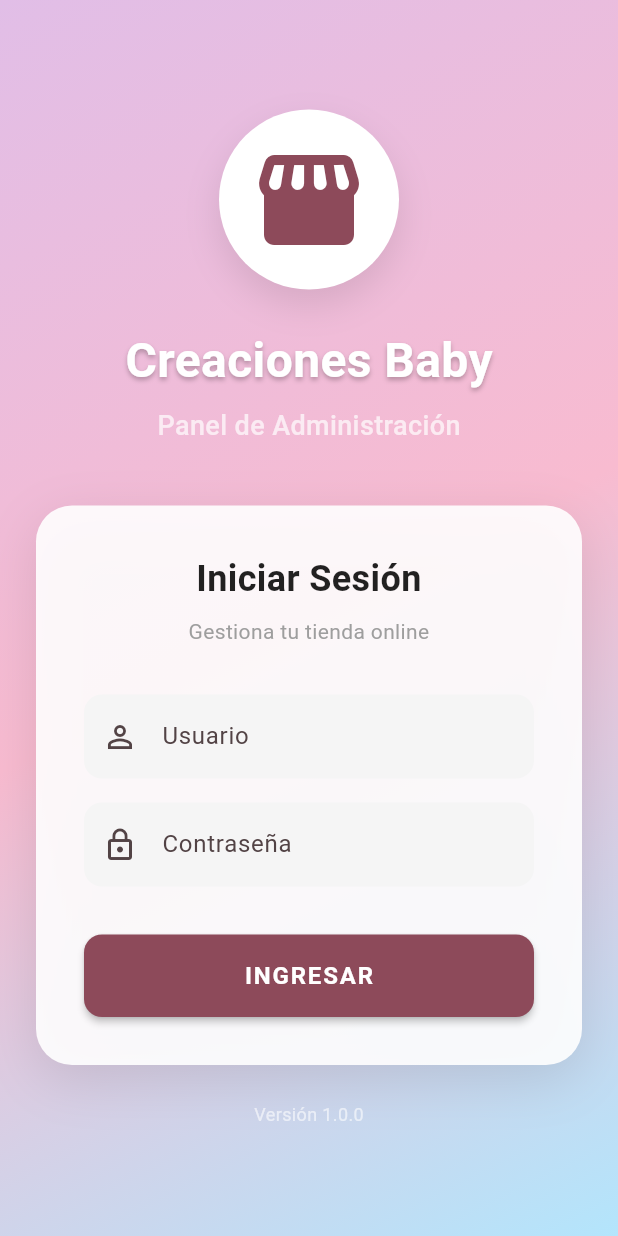
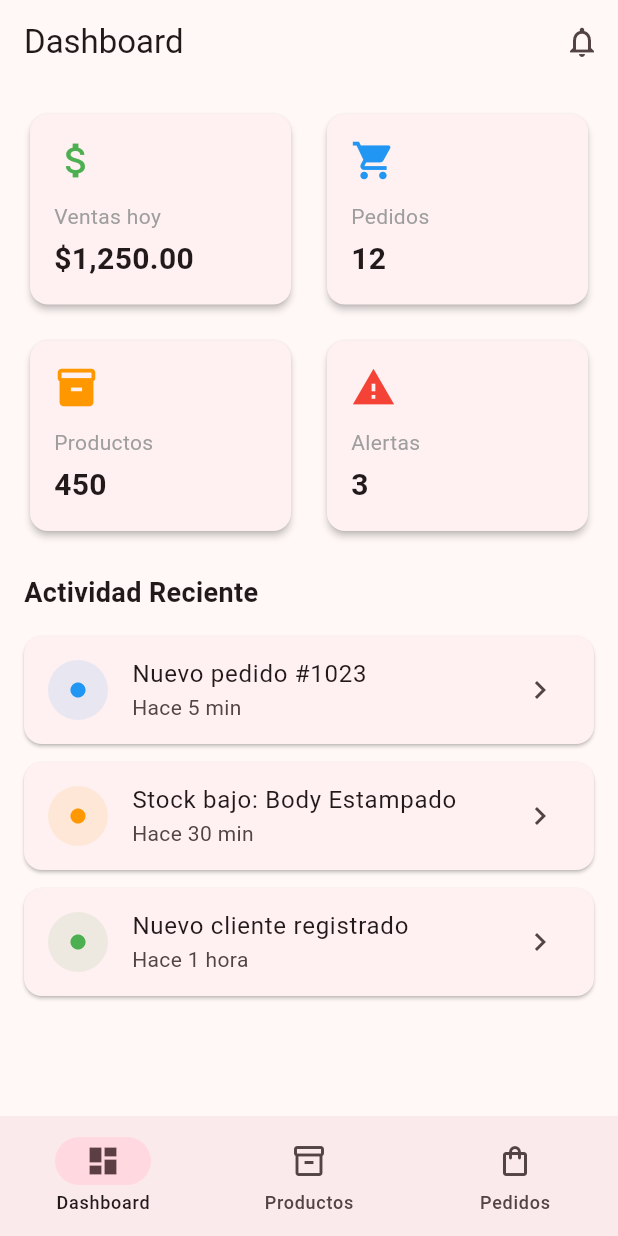
Before and after one commit to GrullonDev/creacionesbaby, a Flutter app: the screen it shows after launch, after a tap on "INGRESAR", on a phone screen of 412 x 824 dp. Run offline on Flutter 3.47's test engine with Material 3 defaults, Android fonts, the phone set to English and light mode, and no system bars.

Commit message:
feat: Implement initial UI for store home, cart, product detail, admin dashboard, product list, and order list, updating the main entry point.

```diff
--- /dev/null
+++ b/lib/features/admin/dashboard/presentation/pages/admin_dashboard_page.dart
@@ -0,0 +1,186 @@
+import 'package:creacionesbaby/features/admin/orders/presentation/pages/order_list_page.dart';
+import 'package:creacionesbaby/features/admin/products/presentation/pages/product_list_page.dart';
+import 'package:flutter/material.dart';
+
+class AdminDashboardPage extends StatefulWidget {
+  const AdminDashboardPage({super.key});
+
+  @override
+  State<AdminDashboardPage> createState() => _AdminDashboardPageState();
+}
+
+class _AdminDashboardPageState extends State<AdminDashboardPage> {
+  int _selectedIndex = 0;
+
+  final List<Widget> _pages = [
+    const DashboardOverview(), // Internal widget for now
+    const ProductListPage(),
+    const OrderListPage(),
+  ];
+
+  @override
+  Widget build(BuildContext context) {
+    return Scaffold(
+      body: _pages[_selectedIndex],
+      bottomNavigationBar: NavigationBar(
+        selectedIndex: _selectedIndex,
+        onDestinationSelected: (int index) {
+          setState(() {
+            _selectedIndex = index;
+          });
+        },
+        destinations: const <NavigationDestination>[
+          NavigationDestination(
+            selectedIcon: Icon(Icons.dashboard),
+            icon: Icon(Icons.dashboard_outlined),
+            label: 'Dashboard',
+          ),
+          NavigationDestination(
+            selectedIcon: Icon(Icons.inventory_2),
+            icon: Icon(Icons.inventory_2_outlined),
+            label: 'Productos',
+          ),
+          NavigationDestination(
+            selectedIcon: Icon(Icons.shopping_bag),
+            icon: Icon(Icons.shopping_bag_outlined),
+            label: 'Pedidos',
+          ),
+        ],
+      ),
+    );
+  }
+}
+
+class DashboardOverview extends StatelessWidget {
+  const DashboardOverview({super.key});
+
+  @override
+  Widget build(BuildContext context) {
+    return Scaffold(
+      appBar: AppBar(
+        title: const Text('Dashboard'),
+        actions: [
+          IconButton(
+            icon: const Icon(Icons.notifications_outlined),
+            onPressed: () {},
+          ),
+        ],
+      ),
+      body: ListView(
+        padding: const EdgeInsets.all(16.0),
+        children: [
+          // Summary Cards
+          Row(
+            children: [
+              Expanded(
+                child: _buildSummaryCard(
+                  context,
+                  'Ventas hoy',
+                  '\$1,250.00',
+                  Icons.attach_money,
+                  Colors.green,
+                ),
+              ),
+              const SizedBox(width: 16),
+              Expanded(
+                child: _buildSummaryCard(
+                  context,
+                  'Pedidos',
+                  '12',
+                  Icons.shopping_cart,
+                  Colors.blue,
+                ),
+              ),
+            ],
+          ),
+          const SizedBox(height: 16),
+          Row(
+            children: [
+              Expanded(
+                child: _buildSummaryCard(
+                  context,
+                  'Productos',
+                  '450',
+                  Icons.inventory,
+                  Colors.orange,
+                ),
+              ),
+              const SizedBox(width: 16),
+              Expanded(
+                child: _buildSummaryCard(
+                  context,
+                  'Alertas',
+                  '3',
+                  Icons.warning,
+                  Colors.red,
+                ),
+              ),
+            ],
+          ),
+          const SizedBox(height: 24),
+
+          const Text(
+            'Actividad Reciente',
+            style: TextStyle(fontSize: 18, fontWeight: FontWeight.bold),
+          ),
+          const SizedBox(height: 16),
+          // Recent Activity List Placeholder
+          _buildActivityItem('Nuevo pedido #1023', 'Hace 5 min', Colors.blue),
+          _buildActivityItem(
+            'Stock bajo: Body Estampado',
+            'Hace 30 min',
+            Colors.orange,
+          ),
+          _buildActivityItem(
+            'Nuevo cliente registrado',
+            'Hace 1 hora',
+            Colors.green,
+          ),
+        ],
+      ),
+    );
+  }
+
+  Widget _buildSummaryCard(
+    BuildContext context,
+    String title,
+    String value,
+    IconData icon,
+    Color color,
+  ) {
+    return Card(
+      elevation: 2,
+      child: Padding(
+        padding: const EdgeInsets.all(16.0),
+        child: Column(
+          crossAxisAlignment: CrossAxisAlignment.start,
+          children: [
+            Icon(icon, color: color, size: 30),
+            const SizedBox(height: 12),
+            Text(title, style: const TextStyle(color: Colors.grey)),
+            const SizedBox(height: 4),
+            Text(
+              value,
+              style: const TextStyle(fontSize: 20, fontWeight: FontWeight.bold),
+            ),
+          ],
+        ),
+      ),
+    );
+  }
+
+  Widget _buildActivityItem(String title, String subtitle, Color color) {
+    return Card(
+      margin: const EdgeInsets.only(bottom: 12),
+      child: ListTile(
+        leading: CircleAvatar(
+          backgroundColor: color.withOpacity(0.1),
+          child: Icon(Icons.circle, color: color, size: 12),
+        ),
+        title: Text(title),
+        subtitle: Text(subtitle),
+        trailing: const Icon(Icons.chevron_right),
+      ),
+    );
+  }
+}
--- a/lib/pages/admin/admin_login_page.dart
+++ b/lib/features/auth/presentation/pages/admin_login_page.dart
@@ -1,3 +1,4 @@
+import 'package:creacionesbaby/features/admin/dashboard/presentation/pages/admin_dashboard_page.dart';
 import 'package:flutter/material.dart';
 
 class AdminLoginPage extends StatelessWidget {
@@ -149,7 +150,12 @@ class AdminLoginPage extends StatelessWidget {
                       // Login Button
                       ElevatedButton(
                         onPressed: () {
-                          // TODO: Implement login logic
+                          Navigator.pushReplacement(
+                            context,
+                            MaterialPageRoute(
+                              builder: (context) => const AdminDashboardPage(),
+                            ),
+                          );
                         },
                         style: ElevatedButton.styleFrom(
                           padding: const EdgeInsets.symmetric(vertical: 16),
--- a/lib/main.dart
+++ b/lib/main.dart
@@ -1,5 +1,5 @@
-import 'package:creacionesbaby/pages/admin/admin_login_page.dart';
-import 'package:creacionesbaby/pages/coming_soon_page.dart';
+import 'package:creacionesbaby/features/auth/presentation/pages/admin_login_page.dart';
+import 'package:creacionesbaby/features/store/home/presentation/pages/store_home_page.dart';
 import 'package:flutter/foundation.dart'; // For kIsWeb
 import 'package:flutter/material.dart';
 
@@ -20,7 +20,7 @@ class MyApp extends StatelessWidget {
         useMaterial3: true,
       ),
       // Route based on platform
-      home: kIsWeb ? const ComingSoonPage() : const AdminLoginPage(),
+      home: kIsWeb ? const StoreHomePage() : const AdminLoginPage(),
     );
   }
 }
```
Also changed, not shown: lib/features/admin/orders/presentation/pages/order_list_page.dart (added, +49 -0 lines), lib/features/admin/products/presentation/pages/product_list_page.dart (added, +53 -0 lines), lib/features/store/cart/presentation/pages/cart_page.dart (added, +58 -0 lines), lib/features/store/catalog/presentation/pages/product_detail_page.dart (added, +86 -0 lines), lib/features/store/home/presentation/pages/store_home_page.dart (added, +161 -0 lines), lib/features/store/home/presentation/pages/coming_soon_page.dart (renamed from lib/pages/coming_soon_page.dart).
